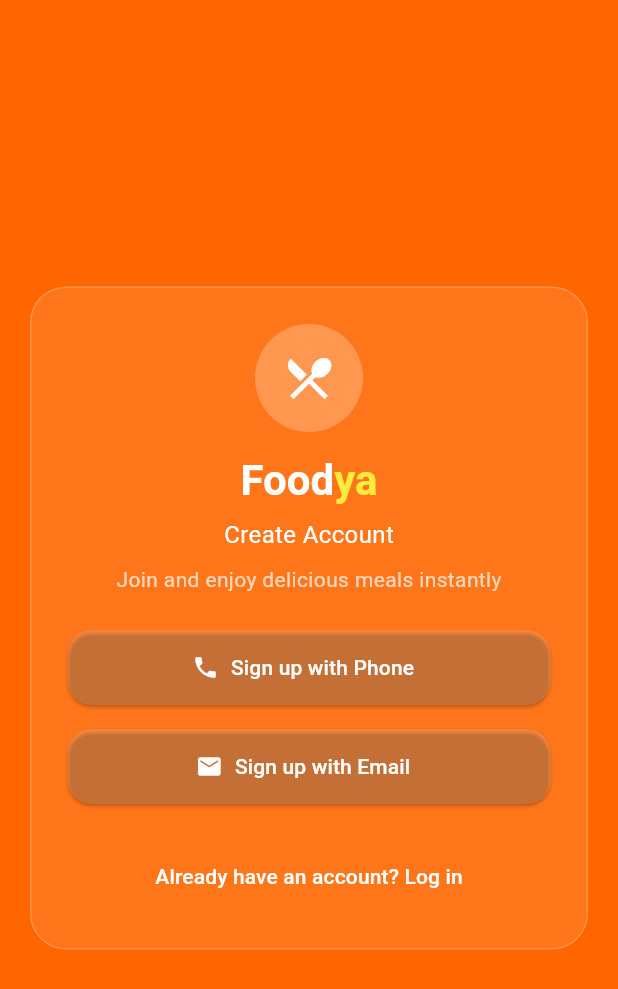
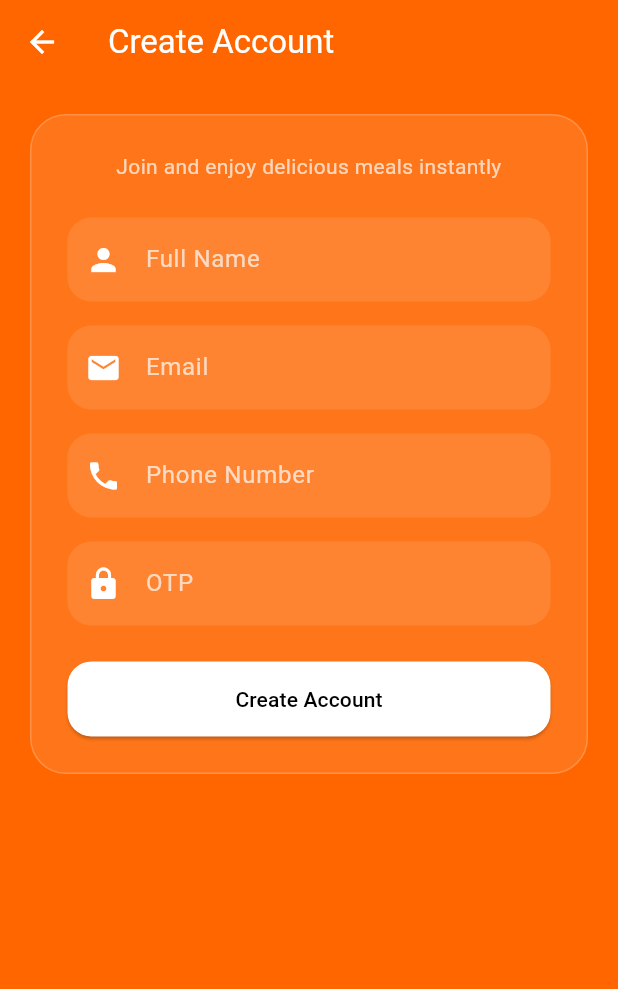
Before and after one commit to sayaib/foodyah_delivery_app, a Flutter app: the SignupPage screen opened directly, on a phone screen of 412 x 824 dp. Shown: the top 989 px of the screen. Run offline on Flutter 3.47's test engine with Material 3 defaults, Android fonts, the light colour scheme and no system bars; our stand-ins replace flutter_dotenv, flutter_secure_storage; accounts and stored records are empty.

Commit message:
added signup screen with api call and user registration

```diff
--- a/lib/screens/auth/email_input_page.dart
+++ b/lib/screens/auth/email_input_page.dart
@@ -31,7 +31,7 @@ class _EmailInputPageState extends State<EmailInputPage> {
     try {
       final response = await ApiClient.post('/request-otp', {
         "email": email,
-        "role": "restaurant"
+        "role": "delivery"
       });
 
       if (response['msg'] == "OTP sent") {
--- a/lib/screens/auth/phone_input_page.dart
+++ b/lib/screens/auth/phone_input_page.dart
@@ -30,7 +30,7 @@ class _PhoneInputPageState extends State<PhoneInputPage> {
     try {
       final response = await ApiClient.post('/request-otp', {
         "phone": phone,
-        "role": "restaurant"
+        "role": "delivery"
       });
       debugPrint("response: $response");
 
--- a/lib/screens/auth/signup_page.dart
+++ b/lib/screens/auth/signup_page.dart
@@ -1,16 +1,86 @@
 import 'package:flutter/material.dart';
+import '../../services/api_client.dart'; // Update path as needed
 
-class SignupPage extends StatelessWidget {
+class SignupPage extends StatefulWidget {
   const SignupPage({super.key});
+
+  @override
+  State<SignupPage> createState() => _SignupFormPageState();
+}
+
+class _SignupFormPageState extends State<SignupPage> {
+  final TextEditingController nameController = TextEditingController();
+  final TextEditingController phoneController = TextEditingController();
+  final TextEditingController emailController = TextEditingController();
+  final TextEditingController otpController = TextEditingController();
+  final _formKey = GlobalKey<FormState>();
+  bool isLoading = false;
+
+  Future<void> _register() async {
+    if (!_formKey.currentState!.validate()) return;
+
+    setState(() {
+      isLoading = true;
+    });
+
+    final data = {
+      "name": nameController.text.trim(),
+      "phone": phoneController.text.trim(),
+      "email": emailController.text.trim(),
+      "otp": otpController.text.trim(),
+      "role": "delivery"
+    };
+
+    try {
+      final response = await ApiClient.post('/register', data);
+      debugPrint("Register response: $response");
+
+      if (response['success'] == true) {
+        ScaffoldMessenger.of(context).showSnackBar(
+          const SnackBar(content: Text("Registration successful")),
+        );
+        Navigator.pushReplacementNamed(context, '/dashboard'); // or login screen
+      } else {
+        ScaffoldMessenger.of(context).showSnackBar(
+          SnackBar(content: Text(response['error'] ?? 'Registration failed')),
+        );
+      }
+    } catch (e) {
+      debugPrint("Error: $e");
+      ScaffoldMessenger.of(context).showSnackBar(
+        const SnackBar(content: Text("Something went wrong")),
+      );
+    } finally {
+      setState(() {
+        isLoading = false;
+      });
+    }
+  }
+
+  @override
+  void dispose() {
+    nameController.dispose();
+    phoneController.dispose();
+    emailController.dispose();
+    otpController.dispose();
+    super.dispose();
+  }
 
   @override
   Widget build(BuildContext context) {
     return Scaffold(
       backgroundColor: const Color(0xFFFF6600),
-      body: Center(
-        child: SingleChildScrollView(
+      appBar: AppBar(
+        title: const Text("Create Account"),
+        backgroundColor: Colors.transparent,
+        foregroundColor: Colors.white,
+        elevation: 0,
+      ),
+      body: SingleChildScrollView(
+        padding: const EdgeInsets.all(20),
+        child: Form(
+          key: _formKey,
           child: Container(
-            margin: const EdgeInsets.symmetric(horizontal: 20),
             padding: const EdgeInsets.all(24),
             decoration: BoxDecoration(
               color: Colors.white.withOpacity(0.1),
@@ -18,57 +88,67 @@ class SignupPage extends StatelessWidget {
               border: Border.all(color: Colors.white.withOpacity(0.2)),
             ),
             child: Column(
-              mainAxisSize: MainAxisSize.min,
               children: [
-                const CircleAvatar(
-                  radius: 36,
-                  backgroundColor: Colors.white24,
-                  child: Icon(Icons.restaurant_menu, color: Colors.white, size: 36),
-                ),
-                const SizedBox(height: 16),
-                RichText(
-                  text: const TextSpan(
-                    style: TextStyle(fontSize: 28, fontWeight: FontWeight.bold, color: Colors.white),
-                    children: [
-                      TextSpan(text: 'Food'),
-                      TextSpan(text: 'ya', style: TextStyle(color: Colors.yellow)),
-                    ],
-                  ),
-                ),
-                const SizedBox(height: 8),
-                const Text("Create Account",
-                    style: TextStyle(color: Colors.white, fontSize: 16)),
-                const SizedBox(height: 8),
                 const Text("Join and enjoy delicious meals instantly",
-                    style: TextStyle(color: Colors.white70)),
+                    style: TextStyle(color: Colors.white70),
+                    textAlign: TextAlign.center),
                 const SizedBox(height: 24),
 
-                // Phone Signup
-                LoginButton(
-                  icon: Icons.phone,
-                  label: "Sign up with Phone",
-                  onPressed: () {
-                    // Navigate to phone signup OTP
-                  },
+                // Name
+                _buildTextField(
+                  controller: nameController,
+                  hint: "Full Name",
+                  icon: Icons.person,
+                  validator: (val) => val!.isEmpty ? "Enter your name" : null,
                 ),
                 const SizedBox(height: 16),
 
-                // Email Signup
-                LoginButton(
+                // Email
+                _buildTextField(
+                  controller: emailController,
+                  hint: "Email",
                   icon: Icons.email,
-                  label: "Sign up with Email",
-                  onPressed: () {
-                    // Navigate to email signup OTP
-                  },
+                  inputType: TextInputType.emailAddress,
+                  validator: (val) =>
+                  val!.contains('@') ? null : "Enter a valid email",
                 ),
+                const SizedBox(height: 16),
 
+                // Phone
+                _buildTextField(
+                  controller: phoneController,
+                  hint: "Phone Number",
+                  icon: Icons.phone,
+                  inputType: TextInputType.phone,
+                  validator: (val) =>
+                  val!.length == 10 ? null : "Enter 10-digit number",
+                ),
+                const SizedBox(height: 16),
+
+                // OTP
+                _buildTextField(
+                  controller: otpController,
+                  hint: "OTP",
+                  icon: Icons.lock,
+                  inputType: TextInputType.number,
+                  validator: (val) =>
+                  val!.length == 6 ? null : "Enter valid 6-digit OTP",
+                ),
                 const SizedBox(height: 24),
-                TextButton(
-                  onPressed: () {
-                    Navigator.pop(context);
-                  },
-                  child: const Text("Already have an account? Log in",
-                      style: TextStyle(color: Colors.white)),
+
+                ElevatedButton(
+                  onPressed: isLoading ? null : _register,
+                  style: ElevatedButton.styleFrom(
+                    backgroundColor: Colors.white,
+                    foregroundColor: Colors.black,
+                    minimumSize: const Size(double.infinity, 50),
+                    shape: RoundedRectangleBorder(
+                      borderRadius: BorderRadius.circular(16),
+                    ),
+                  ),
+                  child: isLoading
+                      ? const CircularProgressIndicator(color: Colors.black)
+                      : const Text("Create Account"),
                 ),
               ],
             ),
@@ -77,34 +157,30 @@ class SignupPage extends StatelessWidget {
       ),
     );
   }
-}
 
-class LoginButton extends StatelessWidget {
-  final IconData icon;
-  final String label;
-  final VoidCallback onPressed;
-
-  const LoginButton({
-    super.key,
-    required this.icon,
-    required this.label,
-    required this.onPressed,
-  });
-
-  @override
-  Widget build(BuildContext context) {
-    return ElevatedButton.icon(
-      style: ElevatedButton.styleFrom(
-        minimumSize: const Size(double.infinity, 50),
-        backgroundColor: Colors.white.withOpacity(0.15),
-        foregroundColor: Colors.white,
-        shape: RoundedRectangleBorder(
+  Widget _buildTextField({
+    required TextEditingController controller,
+    required String hint,
+    required IconData icon,
+    TextInputType inputType = TextInputType.text,
+    String? Function(String?)? validator,
+  }) {
+    return TextFormField(
+      controller: controller,
+      keyboardType: inputType,
+      style: const TextStyle(color: Colors.white),
+      validator: validator,
+      decoration: InputDecoration(
+        hintText: hint,
+        hintStyle: const TextStyle(color: Colors.white70),
+        filled: true,
+        fillColor: Colors.white.withOpacity(0.1),
+        prefixIcon: Icon(icon, color: Colors.white),
+        border: OutlineInputBorder(
           borderRadius: BorderRadius.circular(16),
+          borderSide: BorderSide.none,
         ),
       ),
-      icon: Icon(icon, color: Colors.white),
-      label: Text(label),
-      onPressed: onPressed,
     );
   }
 }
```
